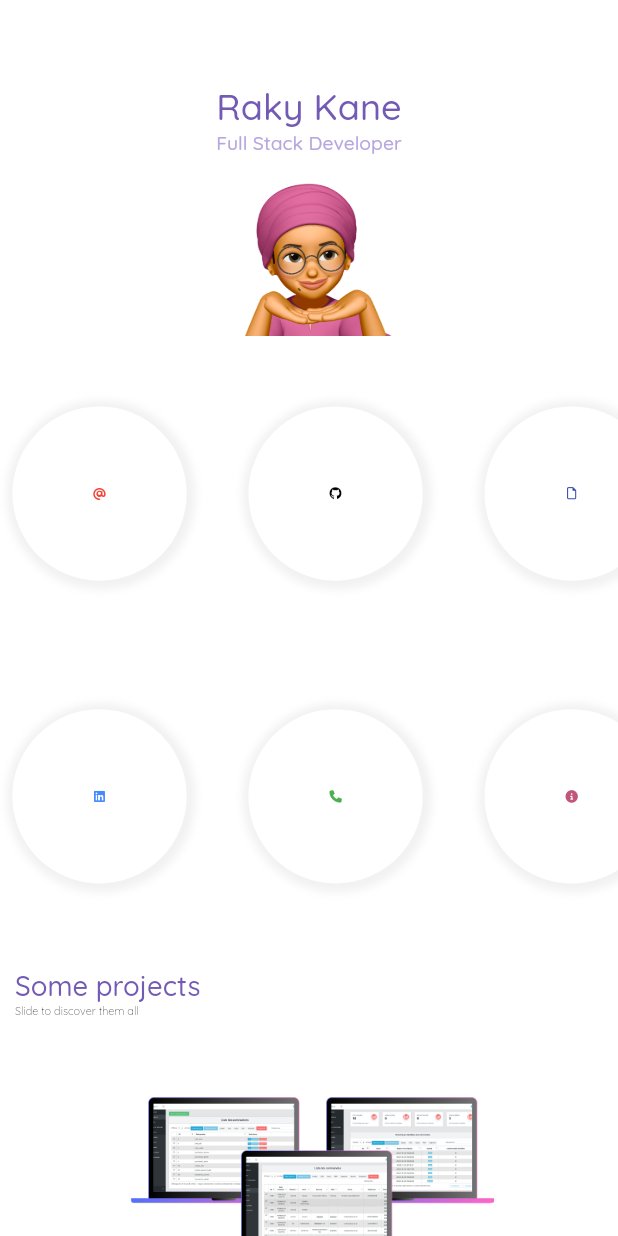
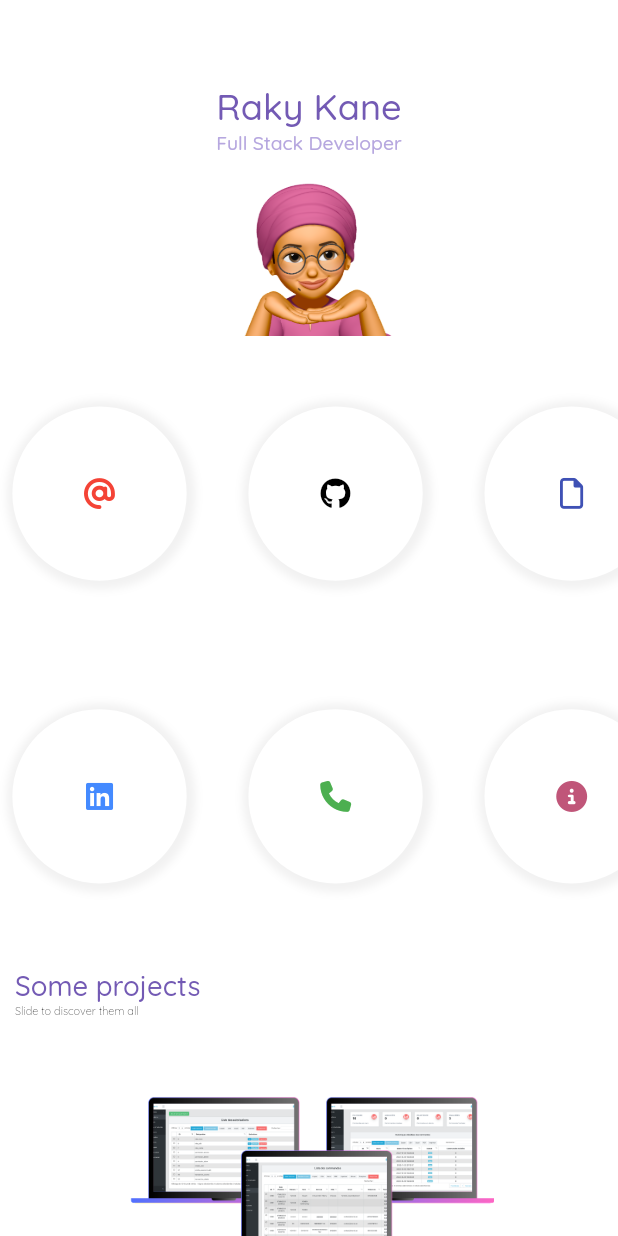
Before and after one commit to k-raky/portfolio, a Flutter app: the screen it shows after launch, on a phone screen of 412 x 824 dp. Run offline on Flutter 3.47's test engine with Material 2 defaults, Android fonts, the phone set to English and light mode, and no system bars; drawn by our look-alikes of carousel_slider; our stand-ins replace animated_text_kit, flutter_animate, font_awesome_flutter; missing offline and left inert: flutter_animated_dialog; project files that could hold a hidden picture were left out.

Commit message:
fix bubble icon size

```diff
--- a/lib/components/bubble.dart
+++ b/lib/components/bubble.dart
@@ -2,6 +2,7 @@ import 'package:flutter/material.dart';
 import 'package:flutter/src/widgets/container.dart';
 import 'package:flutter/src/widgets/framework.dart';
 import 'package:font_awesome_flutter/font_awesome_flutter.dart';
+import 'package:portfolio/functions/utils.dart';
 import 'package:portfolio/theme/colors.dart';
 
 class Bubble extends StatelessWidget {
@@ -42,7 +43,7 @@ class Bubble extends StatelessWidget {
           icon: FaIcon(
             icon,
             color: color,
-            size: width * 0.02,
+            size: Utils().isMobile(context) ? width * 0.05 : width * 0.02,
           ),
         ));
   }
```
